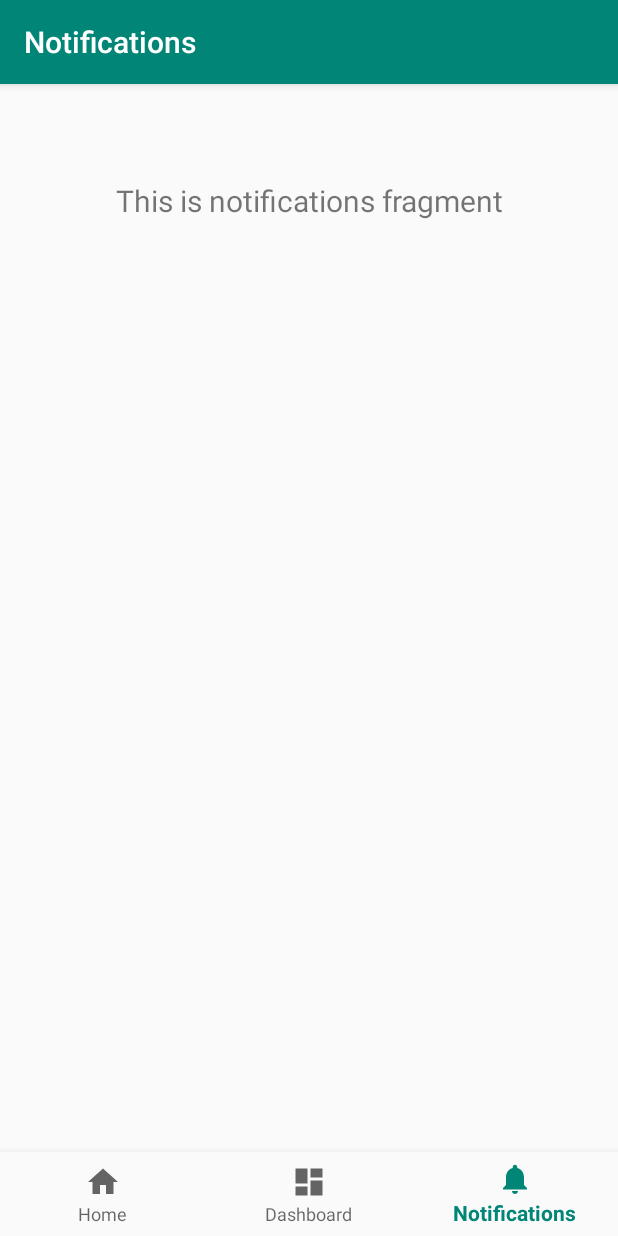
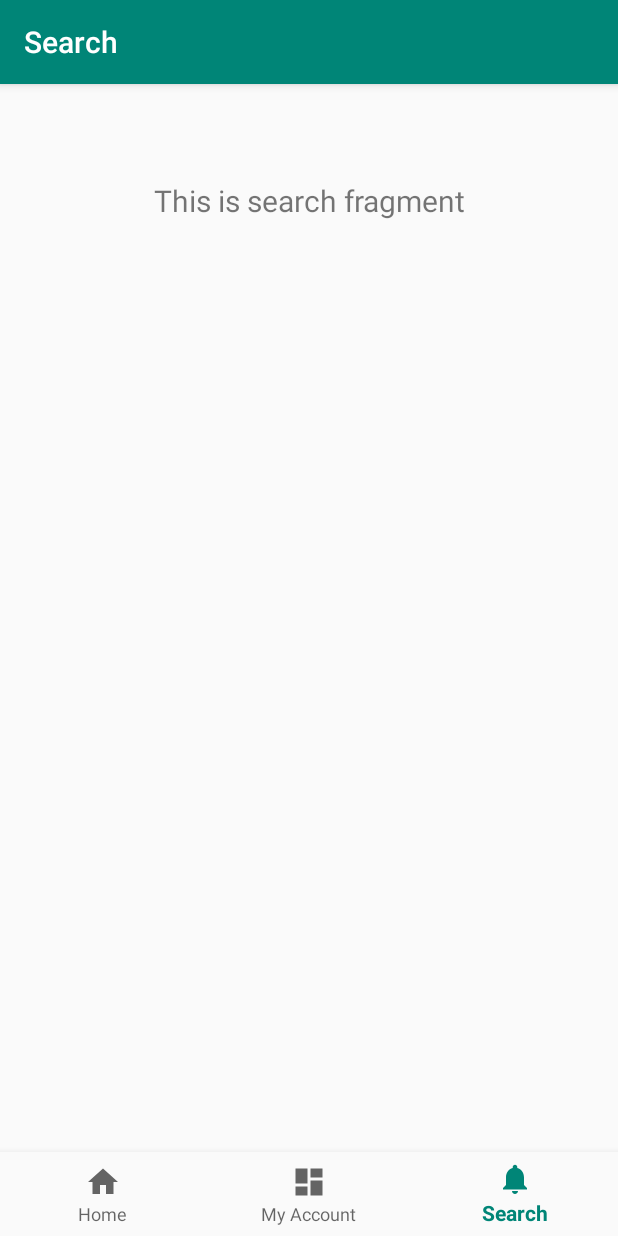
Before and after one commit to justkhant/SwapSwap---Android-WebAp, an Android app: the DashboardFragment screen opened through its navigation route, item 3 of the bottom bar chosen, on a phone screen of 412 x 824 dp. Run offline under Robolectric (Android 15) with nearby library versions, the phone set to English and light mode, and no system bars; our stand-ins replace navigation-ui.

Commit message:
minor changes

```diff
--- a/App/app/src/main/java/edu/upenn/cis350/app/ui/dashboard/DashboardViewModel.java
+++ b/App/app/src/main/java/edu/upenn/cis350/app/ui/dashboard/DashboardViewModel.java
@@ -10,7 +10,7 @@ public class DashboardViewModel extends ViewModel {
 
     public DashboardViewModel() {
         mText = new MutableLiveData<>();
-        mText.setValue("This is dashboard fragment");
+        mText.setValue("This is my account fragment");
     }
 
     public LiveData<String> getText() {
--- a/App/app/src/main/java/edu/upenn/cis350/app/ui/notifications/NotificationsViewModel.java
+++ b/App/app/src/main/java/edu/upenn/cis350/app/ui/notifications/NotificationsViewModel.java
@@ -10,7 +10,7 @@ public class NotificationsViewModel extends ViewModel {
 
     public NotificationsViewModel() {
         mText = new MutableLiveData<>();
-        mText.setValue("This is notifications fragment");
+        mText.setValue("This is search fragment");
     }
 
     public LiveData<String> getText() {
--- a/App/app/src/main/res/values/strings.xml
+++ b/App/app/src/main/res/values/strings.xml
@@ -1,8 +1,9 @@
 <resources>
     <string name="app_name">App</string>
     <string name="title_home">Home</string>
-    <string name="title_dashboard">Dashboard</string>
-    <string name="title_notifications">Notifications</string>
+    <string name="title_dashboard">My Account</string>
+    <string name="title_notifications">Search</string>
+
     <string name="edit_message">Listings</string>
     <string name="edit_message_home_title">Swapapp</string>
     <string name="edit_message_home_listing_1">listing 1\n price\n more stuff</string>
```
